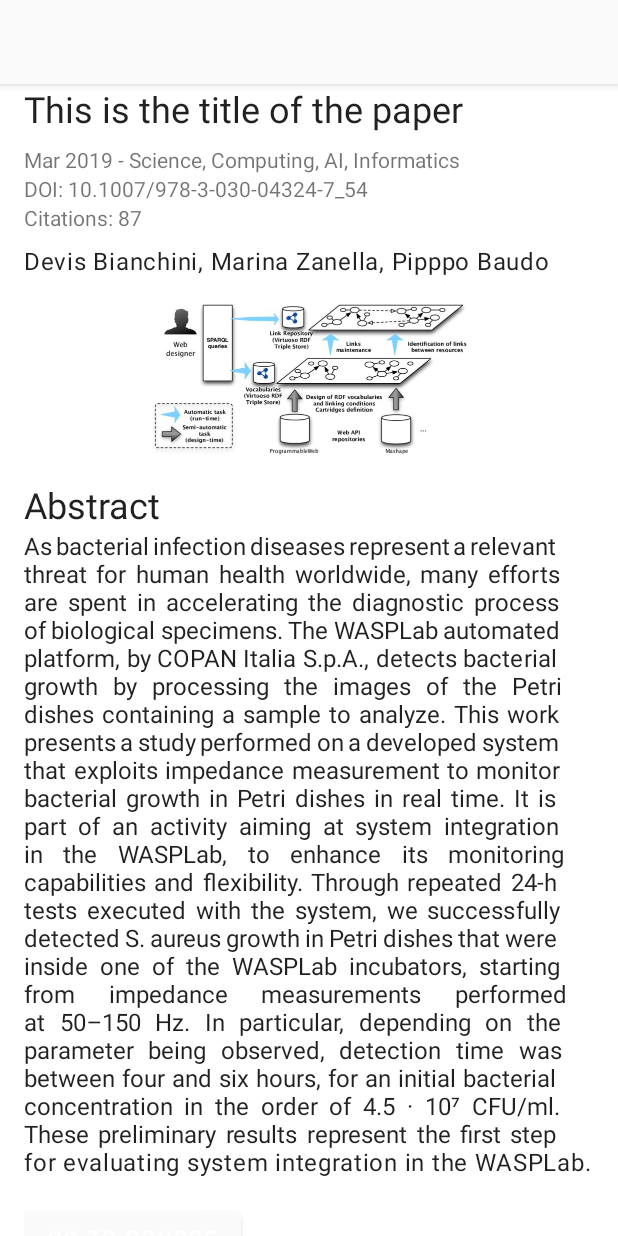
After one commit to Telemaco019/Inforinvestigador, an Android app: the PaperDetailActivity screen opened directly, with no data from a screen before it, on a phone screen of 412 x 824 dp. The commit adds this screen. Run offline under Robolectric (Android 15) with nearby library versions, the phone set to English and light mode, and no system bars; libraries missing offline, so code that uses them is left out: com.xwray.groupie; 7 statements that could not run were skipped.

Commit message:
Implemented paper detail basic structure

```diff
--- a/app/src/main/java/com/unibs/zanotti/inforinvestigador/comments/ExpandableCommentGroup.kt
+++ b/app/src/main/java/com/unibs/zanotti/inforinvestigador/data/ExpandableCommentGroup.kt
@@ -1,6 +1,5 @@
-package com.unibs.zanotti.inforinvestigador.comments
+package com.unibs.zanotti.inforinvestigador.data
 
-import com.unibs.zanotti.inforinvestigador.data.Comment
 import com.xwray.groupie.ExpandableGroup
 
 class ExpandableCommentGroup constructor(comment: Comment, depth: Int = 0) :
--- a/app/src/main/java/com/unibs/zanotti/inforinvestigador/comments/ExpandableCommentItem.kt
+++ b/app/src/main/java/com/unibs/zanotti/inforinvestigador/data/ExpandableCommentItem.kt
@@ -1,10 +1,9 @@
-package com.unibs.zanotti.inforinvestigador.comments
+package com.unibs.zanotti.inforinvestigador.data
 
 import android.text.Html
 import android.view.LayoutInflater
 import android.view.View
 import com.unibs.zanotti.inforinvestigador.R
-import com.unibs.zanotti.inforinvestigador.data.Comment
 import com.xwray.groupie.ExpandableGroup
 import com.xwray.groupie.ExpandableItem
 import com.xwray.groupie.Item
--- /dev/null
+++ b/app/src/main/java/com/unibs/zanotti/inforinvestigador/paperdetail/PaperDetailActivity.java
@@ -0,0 +1,52 @@
+package com.unibs.zanotti.inforinvestigador.paperdetail;
+
+import android.view.Menu;
+import android.view.MenuInflater;
+import android.widget.TextView;
+import androidx.appcompat.app.AppCompatActivity;
+import android.os.Bundle;
+import androidx.appcompat.widget.Toolbar;
+import com.unibs.zanotti.inforinvestigador.R;
+import com.unibs.zanotti.inforinvestigador.utils.ActivityUtils;
+
+public class PaperDetailActivity extends AppCompatActivity {
+    public static final String EXTRA_PAPER_ID = "PAPER_ID";
+
+    @Override
+    protected void onCreate(Bundle savedInstanceState) {
+        super.onCreate(savedInstanceState);
+        setContentView(R.layout.activity_paper_detail);
+        setupSupportActionBar();
+
+        String paperId = getIntent().getStringExtra(EXTRA_PAPER_ID);
+
+        PaperDetailFragment paperDetailFragment = (PaperDetailFragment) getSupportFragmentManager().findFragmentById(R.id.content_frame);
+        if (paperDetailFragment == null) {
+            paperDetailFragment = PaperDetailFragment.newInstance(paperId);
+
+            ActivityUtils.addFragmentToActivity(getSupportFragmentManager(), paperDetailFragment, R.id.content_frame);
+        }
+
+        new PaperDetailPresenter(paperId, paperDetailFragment);
+    }
+
+    private void setupSupportActionBar() {
+        Toolbar toolbar = findViewById(R.id.top_bar);
+        setSupportActionBar(toolbar);
+
+        // Show back icon
+        getSupportActionBar().setDisplayHomeAsUpEnabled(true);
+        // Set the title of the support action bar
+        getSupportActionBar().setTitle(R.string.app_name);
+        // Set the font of the support action bar
+        TextView textView = (TextView) toolbar.getChildAt(0);
+        textView.setTypeface(getResources().getFont(R.font.montserrat_light));
+    }
+
+    @Override
+    public boolean onCreateOptionsMenu(Menu menu) {
+        MenuInflater inflater = getMenuInflater();
+        inflater.inflate(R.menu.menu_top_bar_view_paper, menu);
+        return true;
+    }
+}
--- /dev/null
+++ b/app/src/main/java/com/unibs/zanotti/inforinvestigador/paperdetail/PaperDetailContract.java
@@ -0,0 +1,23 @@
+package com.unibs.zanotti.inforinvestigador.paperdetail;
+
+import com.unibs.zanotti.inforinvestigador.BasePresenter;
+import com.unibs.zanotti.inforinvestigador.BaseView;
+
+import java.util.List;
+
+public interface PaperDetailContract {
+    interface Presenter extends BasePresenter {
+
+    }
+
+    interface View extends BaseView<Presenter> {
+        void showPaperTitle(String paperTitle);
+        void showPaperAbstract(String paperAbstract);
+        void showPaperAuthors(List<String> authors);
+        void showPaperPublisher(String publisher);
+        void showPaperCitations(String citations);
+        void showPaperDOI(String DOI);
+        void showPaperDate(String date);
+        void showPaperImage(int resImageId);
+    }
+}
--- /dev/null
+++ b/app/src/main/java/com/unibs/zanotti/inforinvestigador/paperdetail/PaperDetailFragment.java
@@ -0,0 +1,130 @@
+package com.unibs.zanotti.inforinvestigador.paperdetail;
+
+
+import android.os.Bundle;
+import android.widget.ImageView;
+import android.widget.TextView;
+import androidx.fragment.app.Fragment;
+import android.view.LayoutInflater;
+import android.view.View;
+import android.view.ViewGroup;
+
+import androidx.recyclerview.widget.GridLayoutManager;
+import androidx.recyclerview.widget.RecyclerView;
+import com.unibs.zanotti.inforinvestigador.R;
+import com.xwray.groupie.GroupAdapter;
+import com.xwray.groupie.ViewHolder;
+import org.jetbrains.annotations.NotNull;
+
+import java.util.List;
+
+public class PaperDetailFragment extends Fragment implements PaperDetailContract.View {
+    private static final String ARGUMENT_PAPER_ID = "PAPER_ID";
+
+    private PaperDetailContract.Presenter presenter;
+    /**
+     * Group adapter for showing nested comments
+     */
+    private GroupAdapter<ViewHolder> groupAdapter;
+
+    // View elements
+    private TextView paperTitle;
+    private TextView paperAbstract;
+    private TextView paperDate;
+    private TextView paperAuthors;
+    private TextView paperTopics;
+    private TextView paperCitations;
+    private ImageView paperImage;
+    private TextView paperDOI;
+    private TextView paperPublisher;
+
+    public PaperDetailFragment() {
+        // Required empty public constructor
+    }
+
+    public static PaperDetailFragment newInstance(String paperId) {
+        Bundle arguments = new Bundle();
+        arguments.putString(ARGUMENT_PAPER_ID, paperId);
+        PaperDetailFragment fragment = new PaperDetailFragment();
+        fragment.setArguments(arguments);
+        return fragment;
+    }
+
+
+    @Override
+    public void onResume() {
+        super.onResume();
+        presenter.start();
+    }
+
+    @Override
+    public View onCreateView(@NotNull LayoutInflater inflater, ViewGroup container,
+                             Bundle savedInstanceState) {
+        // Inflate the layout for this fragment
+        View view = inflater.inflate(R.layout.fragment_paper_detail, container, false);
+
+        paperAbstract = view.findViewById(R.id.paper_abstract);
+        paperTitle = view.findViewById(R.id.paper_title);
+        paperDate = view.findViewById(R.id.paper_date);
+        paperImage = view.findViewById(R.id.paper_image);
+        paperDOI = view.findViewById(R.id.paper_doi);
+        paperAuthors = view.findViewById(R.id.paper_authors);
+        paperTopics = view.findViewById(R.id.paper_topics);
+        paperCitations = view.findViewById(R.id.paper_citations);
+        paperPublisher = view.findViewById(R.id.paper_publisher);
+
+        RecyclerView rvPaperComments = view.findViewById(R.id.rv_paper_comments);
+        GridLayoutManager layoutManager = new GridLayoutManager(getContext(),groupAdapter.getSpanCount());
+        layoutManager.setSpanCount(groupAdapter.getSpanCount());
+        rvPaperComments.setAdapter(groupAdapter);
+        rvPaperComments.setLayoutManager(layoutManager);
+
+        return view;
+    }
+
+    @Override
+    public void setPresenter(PaperDetailContract.Presenter presenter) {
+        this.presenter = presenter;
+    }
+
+    @Override
+    public void showPaperTitle(String paperTitle) {
+        this.paperTitle.setText(paperTitle);
+    }
+
+    @Override
+    public void showPaperAbstract(String paperAbstract) {
+        this.paperAbstract.setText(paperAbstract);
+    }
+
+    @Override
+    public void showPaperAuthors(List<String> authors) {
+        String authorsToString = String.join(",", authors);
+        this.paperAuthors.setText(authorsToString);
+    }
+
+    @Override
+    public void showPaperPublisher(String publisher) {
+        this.paperPublisher.setText(publisher);
+    }
+
+    @Override
+    public void showPaperCitations(String citations) {
+        this.paperCitations.setText(citations);
+    }
+
+    @Override
+    public void showPaperDOI(String DOI) {
+        this.paperDOI.setText(DOI);
+    }
+
+    @Override
+    public void showPaperDate(String date) {
+        this.paperDate.setText(date);
+    }
+
+    @Override
+    public void showPaperImage(int resImageId) {
+        this.paperImage.setImageResource(resImageId);
+    }
+}
--- /dev/null
+++ b/app/src/main/java/com/unibs/zanotti/inforinvestigador/paperdetail/PaperDetailPresenter.java
@@ -0,0 +1,26 @@
+package com.unibs.zanotti.inforinvestigador.paperdetail;
+
+/**
+ * Listens to user action from the UI (e.g. {@link PaperDetailFragment}), retrieves the data and updates the UI as
+ * required.
+ */
+public class PaperDetailPresenter implements PaperDetailContract.Presenter {
+    private final PaperDetailContract.View view;
+    private String paperId;
+
+    public PaperDetailPresenter(String paperId, PaperDetailContract.View view) {
+        this.view = view;
+        this.paperId = paperId;
+
+        view.setPresenter(this);
+    }
+
+    @Override
+    public void start() {
+        openPaper();
+    }
+
+    private void openPaper() {
+
+    }
+}
--- a/app/src/main/java/com/unibs/zanotti/inforinvestigador/suggestions/SuggestionsFragment.java
+++ b/app/src/main/java/com/unibs/zanotti/inforinvestigador/suggestions/SuggestionsFragment.java
@@ -14,7 +14,6 @@ import com.unibs.zanotti.inforinvestigador.data.PaperSuggestion;
 import com.unibs.zanotti.inforinvestigador.data.ResearcherSuggestion;
 import com.unibs.zanotti.inforinvestigador.suggestions.adapters.PaperSuggestionAdapter;
 import com.unibs.zanotti.inforinvestigador.suggestions.adapters.ResearcherSuggestionAdapter;
-import com.unibs.zanotti.inforinvestigador.utils.DataProvider;
 
 import java.util.ArrayList;
 import java.util.List;
--- /dev/null
+++ b/app/src/main/res/layout/activity_paper_detail.xml
@@ -0,0 +1,12 @@
+<?xml version="1.0" encoding="utf-8"?>
+<androidx.constraintlayout.widget.ConstraintLayout
+        xmlns:android="http://schemas.android.com/apk/res/android"
+        xmlns:tools="http://schemas.android.com/tools"
+        android:layout_width="match_parent"
+        android:layout_height="match_parent"
+        tools:context=".paperdetail.PaperDetailActivity">
+    <FrameLayout android:layout_width="match_parent" android:layout_height="match_parent"
+                 android:id="@+id/content_frame">
+
+    </FrameLayout>
+</androidx.constraintlayout.widget.ConstraintLayout>
--- a/app/src/main/res/layout/activity_view_paper.xml
+++ b/app/src/main/res/layout/fragment_paper_detail.xml
@@ -4,7 +4,7 @@
         xmlns:tools="http://schemas.android.com/tools"
         xmlns:app="http://schemas.android.com/apk/res-auto"
         android:layout_width="match_parent" android:layout_height="match_parent"
-        tools:context=".common.ViewPaperActivity">
+        tools:context=".paperdetail.PaperDetailActivity">
 
     <include layout="@layout/top_bar"/>
     <androidx.core.widget.NestedScrollView
@@ -19,7 +19,7 @@
 
             <TextView android:layout_width="match_parent"
                       android:layout_height="wrap_content"
-                      android:id="@+id/activity_view_paper_title"
+                      android:id="@+id/paper_title"
                       android:text="This is the title of the paper"
                       android:textAppearance="@style/TextAppearance.MaterialComponents.Headline5"/>
             <LinearLayout android:layout_width="match_parent"
@@ -36,10 +36,12 @@
                           android:text="Science, Computing, AI, Informatics"/>
             </LinearLayout>
             <TextView android:layout_width="wrap_content"
+                      android:id="@+id/paper_doi"
                       android:text="DOI: 10.1007/978-3-030-04324-7_54"
                       android:layout_height="wrap_content"/>
             <TextView android:layout_width="wrap_content"
                       android:layout_height="wrap_content"
+                      android:id="@+id/paper_citations"
                       android:text="Citations: 87"/>
             <TextView
                     android:layout_marginTop="@dimen/baseMargin"
@@ -52,6 +54,7 @@
                        android:layout_height="wrap_content"
                        android:layout_marginTop="@dimen/doubleBaseMargin"
                        android:layout_gravity="center"
+                       android:id="@+id/paper_image"
                        android:src="@drawable/paper_preview_test"
                        android:scaleType="centerCrop"/>
             <TextView android:layout_width="wrap_content"
@@ -61,6 +64,7 @@
                       android:textAppearance="@style/TextAppearance.MaterialComponents.Headline5"/>
             <TextView android:layout_width="match_parent"
                       android:justificationMode="inter_word"
+                      android:id="@+id/paper_abstract"
                       android:textAppearance="@style/TextAppearance.MaterialComponents.Body1"
                       android:layout_height="wrap_content"
                       android:text="As bacterial infection diseases represent a relevant threat for human health worldwide, many efforts are spent in accelerating the diagnostic process of biological specimens. The WASPLab automated platform, by COPAN Italia S.p.A., detects bacterial growth by processing the images of the Petri dishes containing a sample to analyze. This work presents a study performed on a developed system that exploits impedance measurement to monitor bacterial growth in Petri dishes in real time. It is part of an activity aiming at system integration in the WASPLab, to enhance its monitoring capabilities and flexibility. Through repeated 24-h tests executed with the system, we successfully detected S. aureus growth in Petri dishes that were inside one of the WASPLab incubators, starting from impedance measurements performed at 50–150 Hz. In particular, depending on the parameter being observed, detection time was between four and six hours, for an initial bacterial concentration in the order of 4.5 · 10⁷ CFU/ml. These preliminary results represent the first step for evaluating system integration in the WASPLab."/>
@@ -76,13 +80,14 @@
                           android:layout_height="wrap_content"
                           android:text="Published in: "/>
                 <TextView android:layout_width="wrap_content"
+                          android:id="@+id/paper_publisher"
                           android:text="Topographic Organization of the Pectine Neuropils in Scorpions"
                           android:layout_height="wrap_content"/>
             </LinearLayout>
 
 
             <androidx.recyclerview.widget.RecyclerView
-                    android:id="@+id/view_paper_comments_rv"
+                    android:id="@+id/rv_paper_comments"
                     android:layout_width="match_parent"
                     android:layout_height="wrap_content">
             </androidx.recyclerview.widget.RecyclerView>
```
Also changed, not shown: app/src/main/AndroidManifest.xml (+4 -3 lines), app/src/main/java/com/unibs/zanotti/inforinvestigador/common/ViewPaperActivity.kt (deleted, +0 -126 lines).
